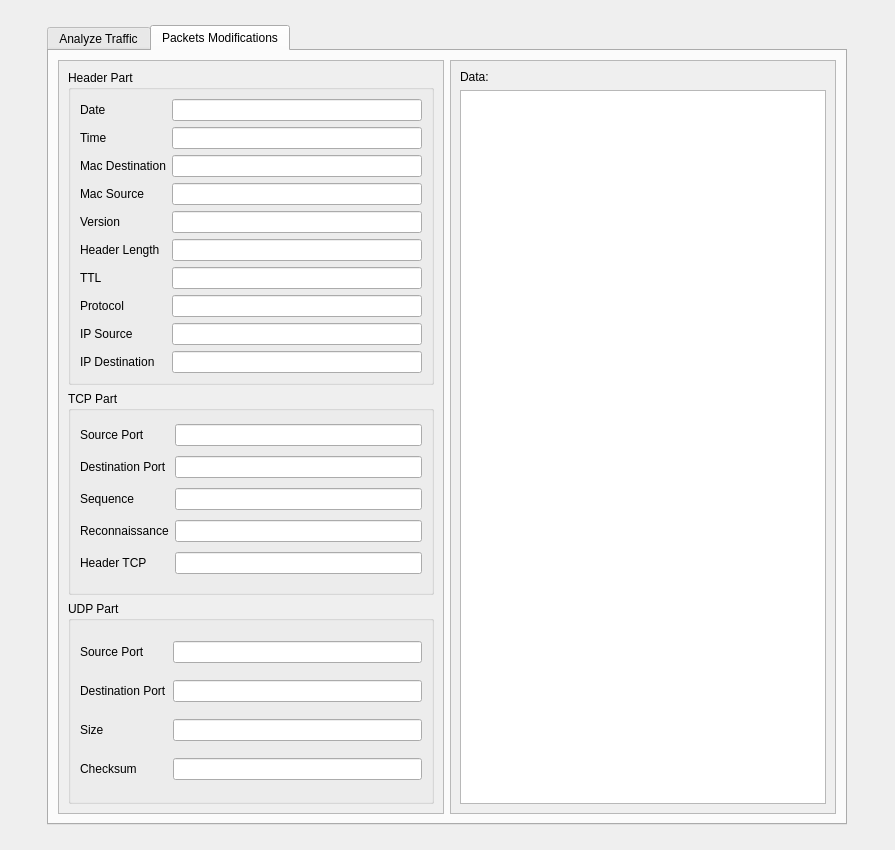
The window that src/gui/GUI.ui (Neodyme/Yellow) describes before a commit, drawn with Qt 5.
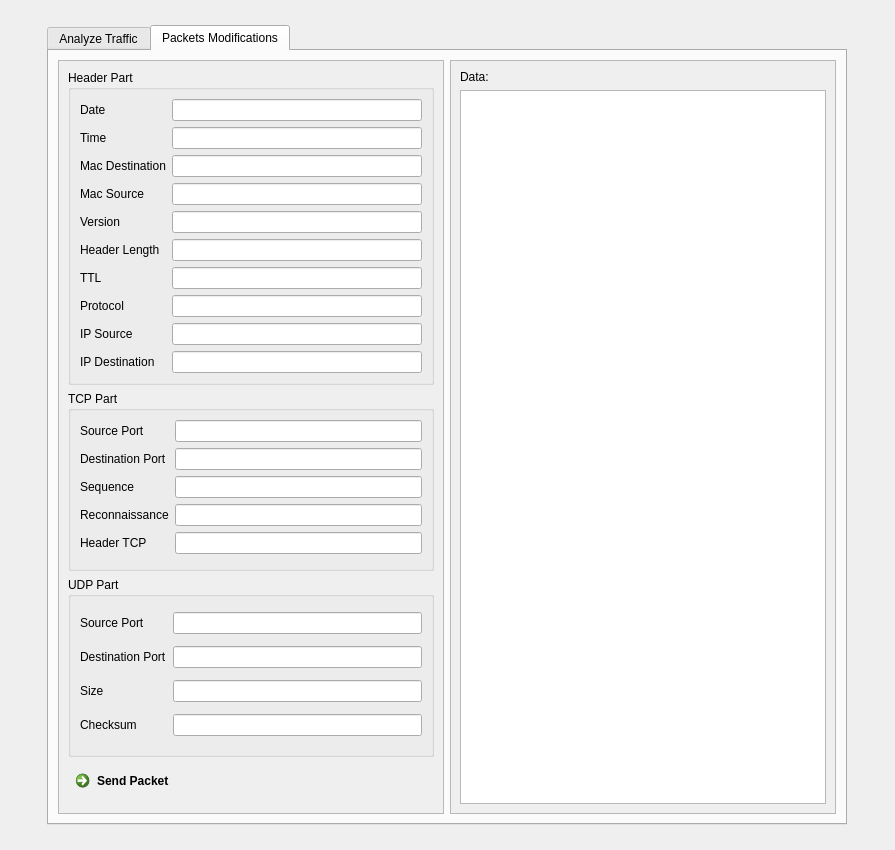
The same window after the commit. The open tabs and pages were chosen to show the change.

The edit to the form file:
```diff
--- a/src/gui/GUI.ui
+++ b/src/gui/GUI.ui
@@ -196,6 +196,55 @@
            </rect>
           </property>
           <layout class="QGridLayout" name="gridLayout_4">
+           <item row="2" column="0">
+            <widget class="QGroupBox" name="groupBoxUDPPart">
+             <property name="title">
+              <string>UDP Part</string>
+             </property>
+             <layout class="QGridLayout" name="gridLayout_7">
+              <item row="0" column="0">
+               <widget class="QLabel" name="labelSourcePortUDP">
+                <property name="text">
+                 <string>Source Port</string>
+                </property>
+               </widget>
+              </item>
+              <item row="0" column="1">
+               <widget class="QLineEdit" name="lineEditSourcePortUDP"/>
+              </item>
+              <item row="2" column="1">
+               <widget class="QLineEdit" name="lineEditSizeUDP"/>
+              </item>
+              <item row="3" column="1">
+               <widget class="QLineEdit" name="lineEditChecksumUDP"/>
+              </item>
+              <item row="1" column="1">
+               <widget class="QLineEdit" name="lineEditDestinationPortUDP"/>
+              </item>
+              <item row="1" column="0">
+               <widget class="QLabel" name="labelDestinationPortUDP">
+                <property name="text">
+                 <string>Destination Port</string>
+                </property>
+               </widget>
+              </item>
+              <item row="2" column="0">
+               <widget class="QLabel" name="labelSizeUDP">
+                <property name="text">
+                 <string>Size</string>
+                </property>
+               </widget>
+              </item>
+              <item row="3" column="0">
+               <widget class="QLabel" name="labelChecksumUDP">
+                <property name="text">
+                 <string>Checksum</string>
+                </property>
+               </widget>
+              </item>
+             </layout>
+            </widget>
+           </item>
            <item row="1" column="0">
             <widget class="QGroupBox" name="groupBoxTCPPart">
              <property name="title">
@@ -254,65 +303,16 @@
               </item>
              </layout>
              <zorder>groupBoxHeaderPart</zorder>
-             <zorder>lineEdit_11</zorder>
-             <zorder>lineEdit_12</zorder>
-             <zorder>lineEdit_13</zorder>
-             <zorder>label_12</zorder>
-             <zorder>label_13</zorder>
-             <zorder>label_14</zorder>
-             <zorder>label_15</zorder>
-             <zorder>lineEdit_14</zorder>
-             <zorder>label_16</zorder>
-             <zorder>lineEdit_15</zorder>
-            </widget>
-           </item>
-           <item row="2" column="0">
-            <widget class="QGroupBox" name="groupBoxUDPPart">
-             <property name="title">
-              <string>UDP Part</string>
-             </property>
-             <layout class="QGridLayout" name="gridLayout_7">
-              <item row="0" column="0">
-               <widget class="QLabel" name="label_18">
-                <property name="text">
-                 <string>Source Port</string>
-                </property>
-               </widget>
-              </item>
-              <item row="0" column="1">
-               <widget class="QLineEdit" name="lineEdit_17"/>
-              </item>
-              <item row="1" column="0">
-               <widget class="QLabel" name="label_19">
-                <property name="text">
-                 <string>Destination Port</string>
-                </property>
-               </widget>
-              </item>
-              <item row="2" column="0">
-               <widget class="QLabel" name="label_20">
-                <property name="text">
-                 <string>Size</string>
-                </property>
-               </widget>
-              </item>
-              <item row="3" column="0">
-               <widget class="QLabel" name="label_21">
-                <property name="text">
-                 <string>Checksum</string>
-                </property>
-               </widget>
-              </item>
-              <item row="1" column="1">
-               <widget class="QLineEdit" name="lineEdit_18"/>
-              </item>
-              <item row="2" column="1">
-               <widget class="QLineEdit" name="lineEdit_19"/>
-              </item>
-              <item row="3" column="1">
-               <widget class="QLineEdit" name="lineEdit_20"/>
-              </item>
-             </layout>
+             <zorder>lineEditSourcePort</zorder>
+             <zorder>lineEditDestinationPort</zorder>
+             <zorder>lineEditSequence</zorder>
+             <zorder>labelSourcePort</zorder>
+             <zorder>labelDestinationPort</zorder>
+             <zorder>labelSequence</zorder>
+             <zorder>labelReconnaissance</zorder>
+             <zorder>lineEditReconnaissance</zorder>
+             <zorder>labelHeaderTCP</zorder>
+             <zorder>lineEditHeaderTCP</zorder>
             </widget>
            </item>
            <item row="0" column="0">
@@ -424,6 +424,19 @@
              </layout>
             </widget>
            </item>
+           <item row="3" column="0">
+            <widget class="QCommandLinkButton" name="commandLinkButtonSendPacket">
+             <property name="sizePolicy">
+              <sizepolicy hsizetype="Preferred" vsizetype="Fixed">
+               <horstretch>0</horstretch>
+               <verstretch>0</verstretch>
+              </sizepolicy>
+             </property>
+             <property name="text">
+              <string>Send Packet</string>
+             </property>
+            </widget>
+           </item>
           </layout>
          </widget>
         </widget>
```
Left out of the diff: 62 changed lines with no effect on the pictures.
